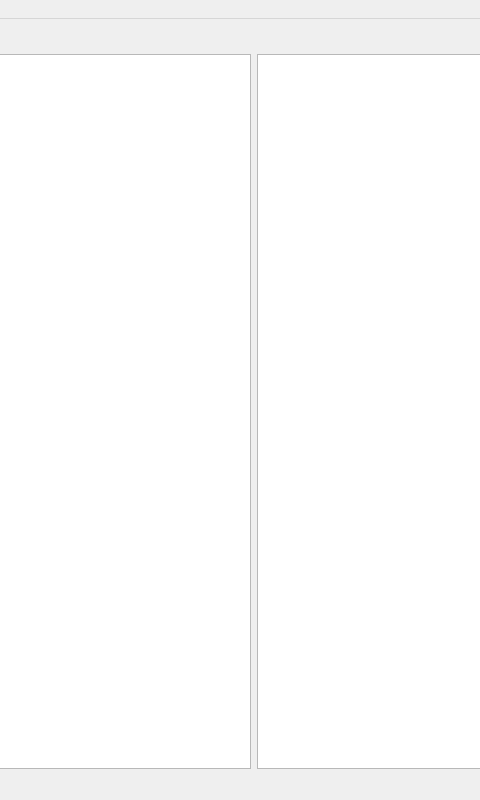
First picture: the form in src/mainwindow.ui, repository goestrip/DCS-Resources-viewer, before the edit; both pictures show x 344 to 824 and y 0 to 800 of the 1000 by 800 pixel window.
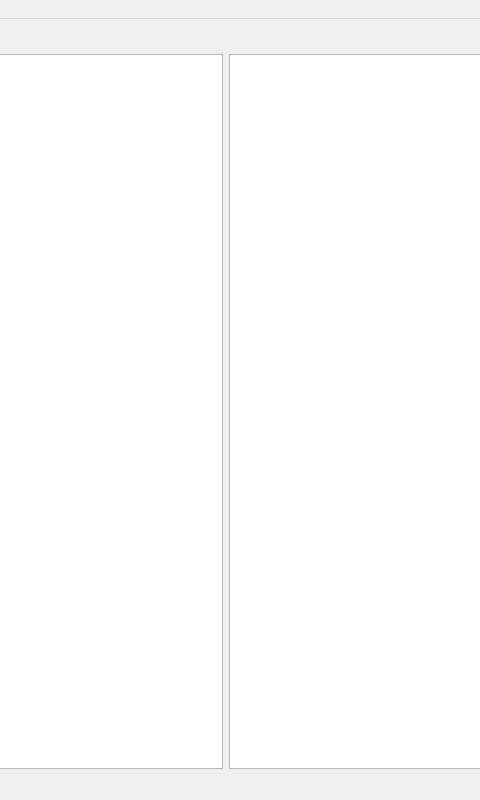
Second picture: the form after the edit.

The edit to the form file:
```diff
--- a/src/mainwindow.ui
+++ b/src/mainwindow.ui
@@ -49,7 +49,7 @@
     <item>
      <layout class="QVBoxLayout" name="verticalLayout">
       <item>
-       <layout class="QHBoxLayout" name="horizontalLayout" stretch="3,2">
+       <layout class="QHBoxLayout" name="horizontalLayout" stretch="4,3">
         <item>
          <widget class="QTreeView" name="AirfieldTreeView"/>
         </item>
```
